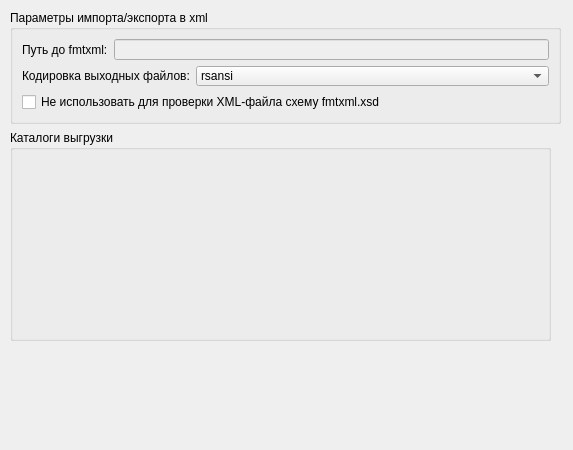
Old version of the form FmtLib/options/generaloptions.ui in the repository Smitt64/WorkFMT.
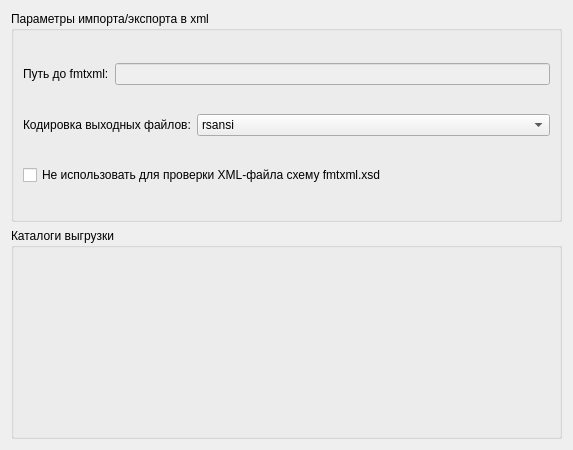
New version of the form. Custom widgets are drawn as their Qt base class.

Commit message: Add table groups options page

```diff
--- a/FmtLib/options/generaloptions.ui
+++ b/FmtLib/options/generaloptions.ui
@@ -13,15 +13,9 @@
   <property name="windowTitle">
    <string>Form</string>
   </property>
+  <layout class="QVBoxLayout" name="verticalLayout_3">
+   <item>
   <widget class="QGroupBox" name="groupBox">
-   <property name="geometry">
-    <rect>
-     <x>10</x>
-     <y>10</y>
-     <width>551</width>
-     <height>114</height>
-    </rect>
-   </property>
    <property name="title">
     <string>Параметры импорта/экспорта в xml </string>
    </property>
@@ -112,15 +106,9 @@
     </item>
    </layout>
   </widget>
-  <widget class="QGroupBox" name="groupBox_2">
-   <property name="geometry">
-    <rect>
-     <x>10</x>
-     <y>130</y>
-     <width>541</width>
-     <height>211</height>
-    </rect>
-   </property>
+   </item>
+   <item>
+    <widget class="QGroupBox" name="pathsGroup">
    <property name="title">
     <string>Каталоги выгрузки </string>
    </property>
@@ -133,6 +121,8 @@
     </item>
    </layout>
   </widget>
+   </item>
+  </layout>
  </widget>
  <customwidgets>
   <customwidget>
```
Lines whose indentation alone changed are shown as unchanged. The commit also changes 18 other files.
